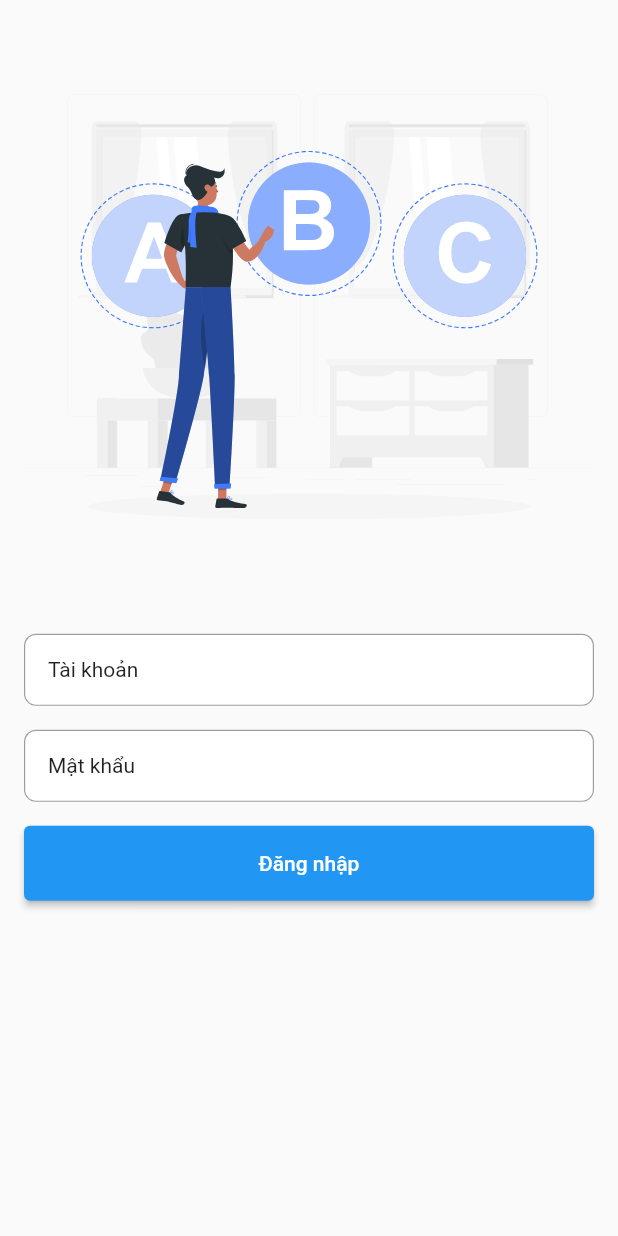
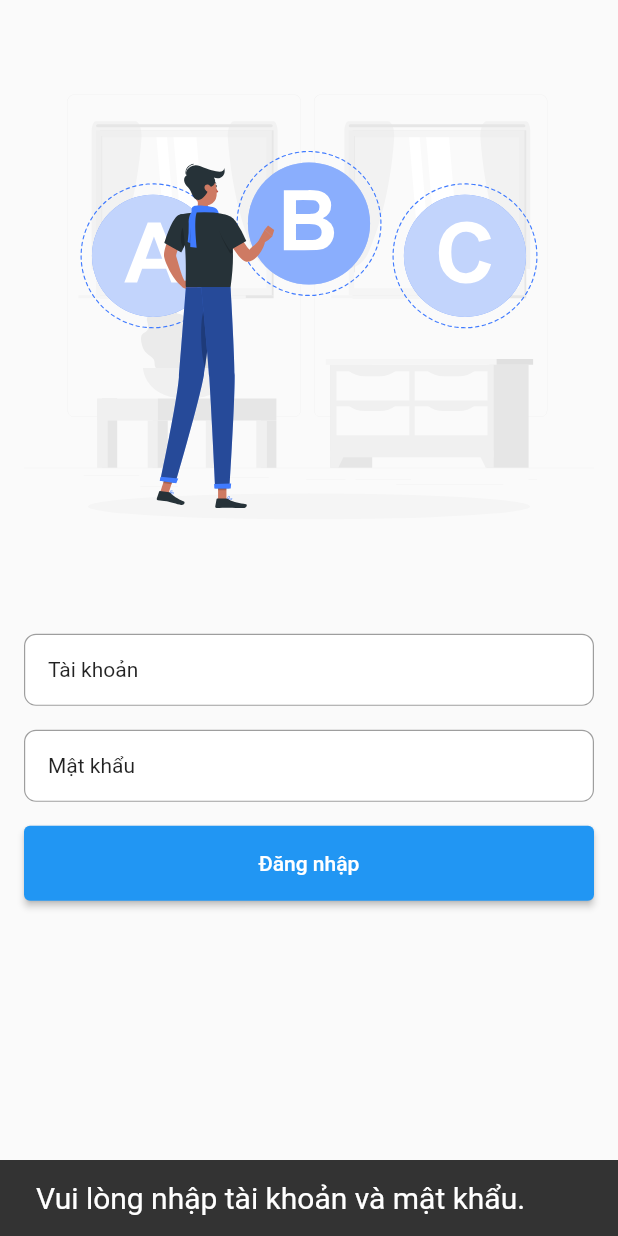
Before and after one commit to giahuy2/start_rating_test, a Flutter app: the screen it shows after launch, after a tap on "Đăng nhập", on a phone screen of 412 x 824 dp. Run offline on Flutter 3.47's test engine with Material 2 defaults, Android fonts, the phone set to English and light mode, and no system bars; our stand-ins replace assets_audio_player, dio, flutter_dotenv, flutter_riverpod, flutter_spinkit, flutter_svg and 5 more; generated files the repository leaves out were written again; network calls fail.

Commit message:
Initial commit

```diff
--- a/lib/presentation/login/auth_controller.dart
+++ b/lib/presentation/login/auth_controller.dart
@@ -1,3 +1,5 @@
+import 'package:flutter/cupertino.dart';
+import 'package:flutter/material.dart';
 import 'package:flutter_rating_app/core/network/network_provider.dart';
 import 'package:flutter_rating_app/core/network/request/login_request.dart';
 import 'package:flutter_rating_app/core/network/response/base_response.dart';
@@ -15,8 +17,14 @@ class AuthController extends _$AuthController {
     return null;
   }
 
-  void login(String email, String password) async {
+  void login(String email, String password,BuildContext context) async {
     if (email.isEmpty && password.isEmpty) {
+      ScaffoldMessenger.of(context).showSnackBar(
+        SnackBar(
+          content: Text('Vui lòng nhập tài khoản và mật khẩu.',style: TextStyle(fontSize: 20),),
+          duration: Duration(seconds: 3),
+        ),
+      );
       return;
     }
     state = const AsyncLoading();
@@ -30,6 +38,7 @@ class AuthController extends _$AuthController {
       final user = state.value?.data!;
       sharePref.saveString(key: AppSharePrefKey.tokenUser, value: user!.accessToken ?? "");
       sharePref.saveString(key: AppSharePrefKey.nameUser, value: user.fullName ?? "");
+      sharePref.saveString(key: AppSharePrefKey.phoneUser, value: user.phone ?? "");
       sharePref.saveInt(key: AppSharePrefKey.userId, value: user.id ?? 0);
       sharePref.saveString(key: AppSharePrefKey.departmentUser, value: user.counter ?? '');
       sharePref.saveString(key: AppSharePrefKey.fieldUser, value: user.field ?? '');
--- a/lib/presentation/login/login_horizontal_layout.dart
+++ b/lib/presentation/login/login_horizontal_layout.dart
@@ -10,7 +10,7 @@ class LoginHorizontalLayout extends ConsumerWidget {
     FocusScope.of(context).unfocus();
     ref.read(authControllerProvider.notifier).login(
           _emailController.text,
-          _passwordController.text,
+          _passwordController.text,context
         );
   }
 
--- a/lib/presentation/login/login_page.dart
+++ b/lib/presentation/login/login_page.dart
@@ -31,8 +31,16 @@ class _LoginPageState extends ConsumerState<LoginPage> {
       } else if (next is AsyncError) {
         debugPrint('Log log -> ${next.error}');
         AppLoading.hide(context, ref);
+        // Hiển thị thông báo lỗi
+        ScaffoldMessenger.of(context).showSnackBar(
+          SnackBar(
+            content: Text('Đăng nhập thất bại. Tài khoản hoặc mật khẩu của bạn sai.',style: TextStyle(fontSize: 20),),
+            duration: Duration(seconds: 4),
+          ),
+        );
       }
     });
+
     return Scaffold(
       body: SingleChildScrollView(
         child: OrientationBuilder(builder: (context, orientation) {
--- a/lib/presentation/login/login_vertical_layout.dart
+++ b/lib/presentation/login/login_vertical_layout.dart
@@ -10,7 +10,7 @@ class LoginVerticalLayout extends ConsumerWidget {
     FocusScope.of(context).unfocus();
     ref.read(authControllerProvider.notifier).login(
           _emailController.text,
-          _passwordController.text,
+          _passwordController.text, context
         );
   }
 
--- a/lib/presentation/main/rating_page.dart
+++ b/lib/presentation/main/rating_page.dart
@@ -42,7 +42,7 @@ class _RatingPageState extends ConsumerState<RatingPage> {
         );
         ScaffoldMessenger.of(context).showSnackBar(const SnackBar(
             content: Text(
-          'Cám ơn bạn đã đánh giá!',
+          'Cảm ơn Ông/Bà đã phản hồi!',
           style: TextStyle(fontSize: 30),
         )));
       } else if (next is AsyncLoading) {
```
Also changed, not shown: lib/presentation/account/account_vertical_layout.dart (+17 -18 lines), lib/presentation/main/rating_vertical_layout.dart (+29 -8 lines), lib/presentation/login/auth_controller.g.dart.
